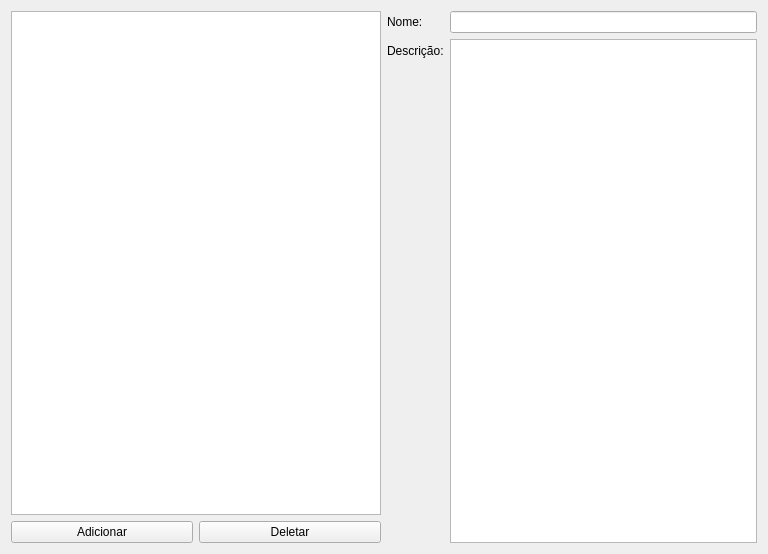
First picture: the form in forms/spentCategoryEditor.ui, repository gusttav-lang/Financial-Controller, before the edit.
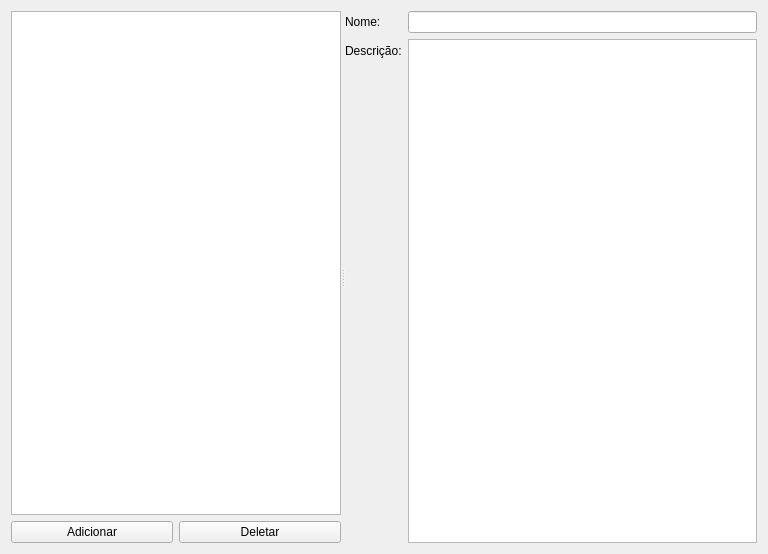
Second picture: the form after the edit.

Commit message: adicionado splitter nas interfaces

```diff
--- a/forms/spentCategoryEditor.ui
+++ b/forms/spentCategoryEditor.ui
@@ -13,8 +13,13 @@
   <property name="windowTitle">
    <string>Brokers</string>
   </property>
-  <layout class="QHBoxLayout" name="horizontalLayout_2">
-   <item>
+  <layout class="QGridLayout" name="gridLayout">
+   <item row="0" column="0">
+    <widget class="QSplitter" name="splitter">
+     <property name="orientation">
+      <enum>Qt::Horizontal</enum>
+     </property>
+     <widget class="QWidget" name="">
     <layout class="QVBoxLayout" name="verticalLayout">
      <item>
       <widget class="QListWidget" name="lw_spent_categories_list"/>
@@ -38,8 +43,8 @@
       </layout>
      </item>
     </layout>
-   </item>
-   <item>
+     </widget>
+     <widget class="QWidget" name="">
     <layout class="QFormLayout" name="formLayout">
      <item row="0" column="0">
       <widget class="QLabel" name="label">
@@ -62,6 +67,8 @@
       <widget class="QPlainTextEdit" name="plainTextEdit_description"/>
      </item>
     </layout>
+     </widget>
+    </widget>
    </item>
   </layout>
  </widget>
```
Lines whose indentation alone changed are shown as unchanged. The commit also changes 12 other files.
